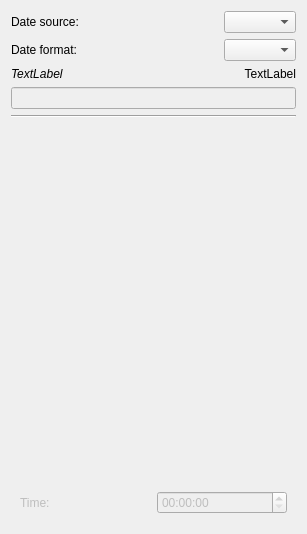
Old version of the form utilities/advancedrename/parser/options/dateoptiondialogwidget.ui in the repository KDE/digikam.
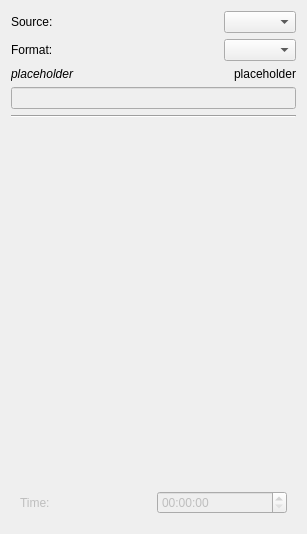
New version of the form. Custom widgets are drawn as their Qt base class.

Commit message: Add comments to strings in UI file, mark some of them as "not translatable", their text will be set later in the code.

```diff
--- a/utilities/advancedrename/parser/options/dateoptiondialogwidget.ui
+++ b/utilities/advancedrename/parser/options/dateoptiondialogwidget.ui
@@ -16,7 +16,7 @@
      <item row="0" column="0">
       <widget class="QLabel" name="label_3">
        <property name="text">
-        <string>Date source:</string>
+        <string comment="the source of the date (image, system etc...)">Source:</string>
        </property>
        <property name="buddy">
         <cstring>dateFormatPicker</cstring>
@@ -29,7 +29,7 @@
      <item row="1" column="0">
       <widget class="QLabel" name="label_2">
        <property name="text">
-        <string>Date format:</string>
+        <string comment="the format of the date">Format:</string>
        </property>
        <property name="buddy">
         <cstring>dateFormatPicker</cstring>
@@ -60,7 +60,7 @@
         </font>
        </property>
        <property name="text">
-        <string comment="KDE::DoNotExtract">TextLabel</string>
+        <string notr="true" comment="KDE::DoNotExtract">placeholder</string>
        </property>
       </widget>
      </item>
@@ -70,7 +70,7 @@
         <bool>true</bool>
        </property>
        <property name="text">
-        <string comment="KDE::DoNotExtract">TextLabel</string>
+        <string notr="true" comment="KDE::DoNotExtract">placeholder</string>
        </property>
        <property name="alignment">
         <set>Qt::AlignRight|Qt::AlignTrailing|Qt::AlignVCenter</set>
```
